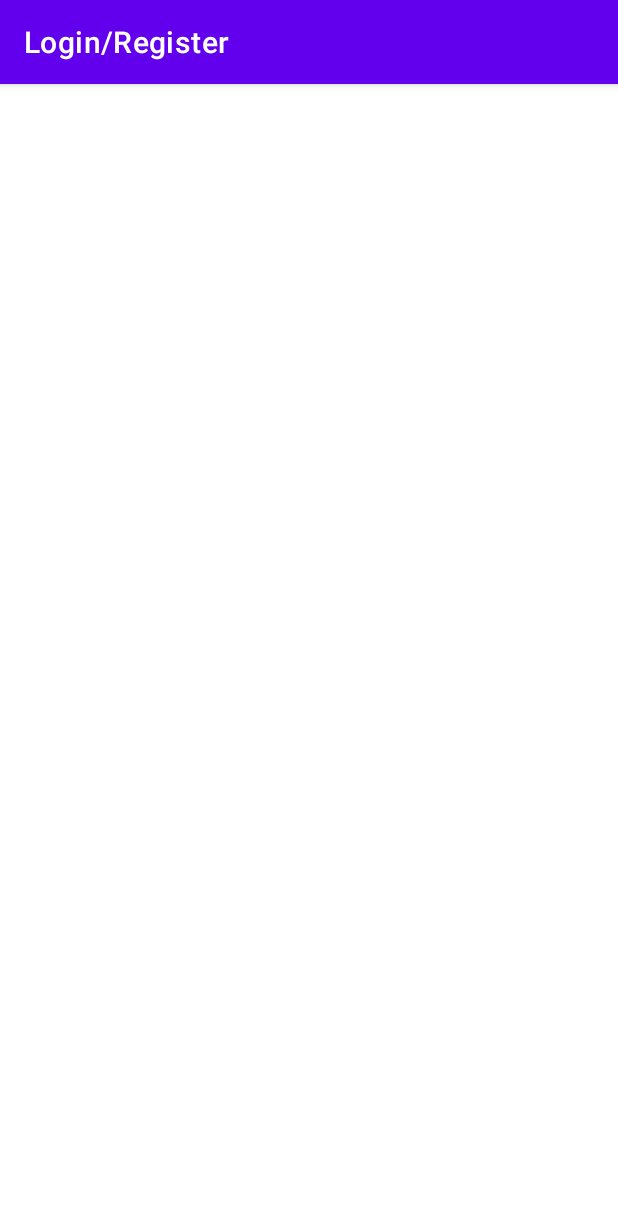
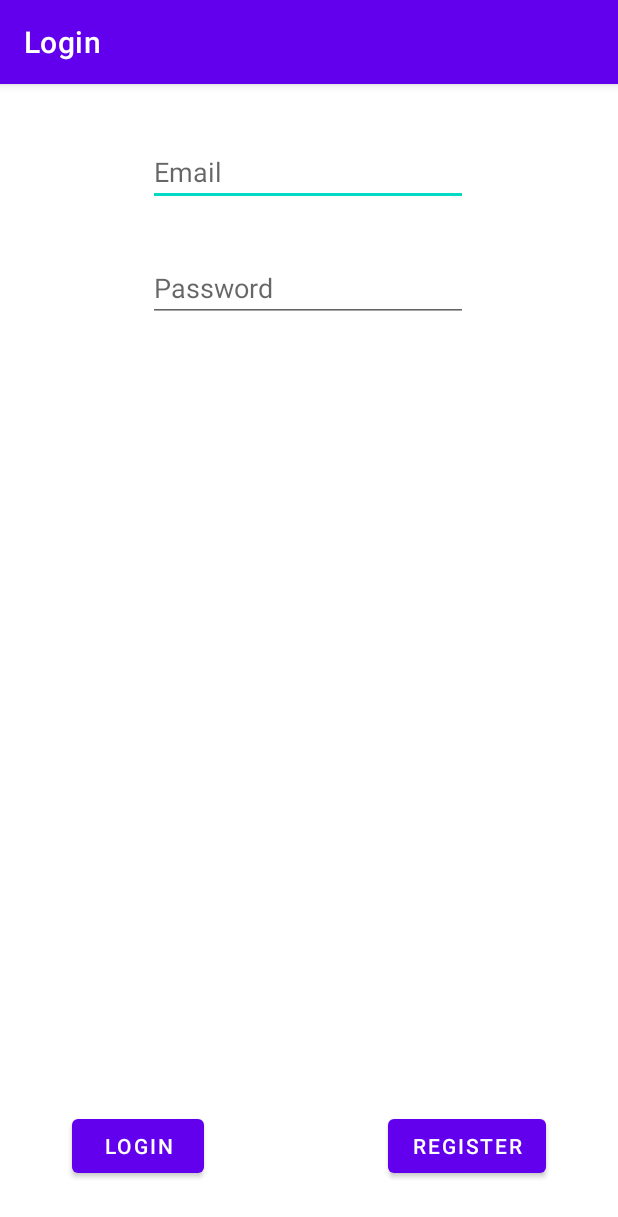
Before and after one commit to INFS3605-Proselyte-Consulting/ImpactioAndroidApp, an Android app: the screen it shows after launch (LoginActivity), on a phone screen of 412 x 824 dp. Shown: the top 1217 px of the screen. Run offline under Robolectric (Android 15) with nearby library versions, the phone set to English and light mode, and no system bars; our stand-ins replace Firebase (no records; nobody signed in at launch, a user with empty details on screens opened directly).

Commit message:
Modified Login Activity To Actually be modifiable. Register Activity Created to potentially accept forms to realtime database.

```diff
--- a/app/build.gradle
+++ b/app/build.gradle
@@ -26,6 +26,9 @@ android {
         sourceCompatibility JavaVersion.VERSION_1_8
         targetCompatibility JavaVersion.VERSION_1_8
     }
+    buildFeatures {
+        viewBinding true
+    }
 }
 
 dependencies {
@@ -40,6 +43,9 @@ dependencies {
     implementation 'com.google.firebase:firebase-database:20.0.1'
     //Bottom Navigation
     implementation 'com.google.android.material:material:1.0.0'
+    implementation 'androidx.annotation:annotation:1.2.0'
+    implementation 'androidx.lifecycle:lifecycle-livedata-ktx:2.3.1'
+    implementation 'androidx.lifecycle:lifecycle-viewmodel-ktx:2.3.1'
     testImplementation 'junit:junit:4.13.2'
     androidTestImplementation 'androidx.test.ext:junit:1.1.3'
     androidTestImplementation 'androidx.test.espresso:espresso-core:3.4.0'
--- a/app/src/main/java/com/example/impactioproselyteconsulting/LoginActivity.java
+++ b/app/src/main/java/com/example/impactioproselyteconsulting/LoginActivity.java
@@ -1,83 +1,95 @@
 package com.example.impactioproselyteconsulting;
-
-import androidx.activity.result.ActivityResultCallback;
-import androidx.activity.result.ActivityResultLauncher;
-import androidx.appcompat.app.AppCompatActivity;
 
 import android.content.Intent;
 import android.os.Bundle;
+import android.text.TextUtils;
 import android.util.Log;
+import android.view.View;
+import android.widget.Button;
+import android.widget.EditText;
+import android.widget.TextView;
+import android.widget.Toast;
 
-import com.firebase.ui.auth.AuthUI;
-import com.firebase.ui.auth.FirebaseAuthUIActivityResultContract;
-import com.firebase.ui.auth.IdpResponse;
-import com.firebase.ui.auth.data.model.FirebaseAuthUIAuthenticationResult;
+import androidx.annotation.NonNull;
+import androidx.annotation.Nullable;
+import androidx.appcompat.app.AppCompatActivity;
+
+import com.google.android.gms.tasks.OnCompleteListener;
+import com.google.android.gms.tasks.Task;
+import com.google.firebase.auth.AuthResult;
 import com.google.firebase.auth.FirebaseAuth;
-import com.google.firebase.auth.FirebaseUser;
-
-import java.util.Arrays;
-import java.util.List;
 
 public class LoginActivity extends AppCompatActivity {
+
+    private static final String TAG = "LoginActivity";
+    //initialise our connection to the firebase authentication
     private FirebaseAuth mAuth;
-    private FirebaseUser currentUser;
-    private final static String TAG = "LoginActivity";
+
+    public EditText mEmail,mPassword;
+
+
     @Override
-    protected void onCreate(Bundle savedInstanceState) {
+    protected void onCreate(@Nullable Bundle savedInstanceState) {
         super.onCreate(savedInstanceState);
-        setTitle("Login/Register");
-        //Initialise FirebaseAuth
+        setContentView(R.layout.activity_login);
+        setTitle("Login");
+
+        mEmail = findViewById(R.id.ptLoginEmail);
+        mPassword = findViewById(R.id.ptLoginPassword);
+
+        // Get handle to the button elements
+        Button btnLogin = findViewById(R.id.bLoginLogin);
+        Button btnRegister = findViewById(R.id.bLoginRegister);
+
+        // Launch Register Activity when Register button is clicked
+        btnRegister.setOnClickListener(new View.OnClickListener() {
+            @Override
+            public void onClick(View v) {
+                Log.d(TAG, "onClick: btnRegister clicked launch RegisterActivity");
+                launchRegisterActivity("Message from main activity");
+            }
+        });
+
+        //Fully instantiate the firestore authorization instance.
         mAuth = FirebaseAuth.getInstance();
-        //!!!! This next line literally forces the user to sign out everytime the app is launched
-        //This is because the cached data keeps the user signed in. Hamid can wipe his data but
-        //I can't on my computer so this is just for convenience sake.
-        FirebaseAuth.getInstance().signOut();
-        //Check if user has signed in
-        currentUser = mAuth.getCurrentUser();
-        if(currentUser == null){
-            //Choose Authentication Provider
-            List<AuthUI.IdpConfig> providers = Arrays.asList(
-                    new AuthUI.IdpConfig.EmailBuilder().build());
-            //Create and launch sign-in intent
-            Intent signInIntent = AuthUI.getInstance()
-                    .createSignInIntentBuilder()
-                    .setAvailableProviders(providers)
-                    .setIsSmartLockEnabled(false)
-                    .build();
-            //Launch the intent
-            signInLauncher.launch(signInIntent);
+
+        // Implement onClickListener for the login button
+        //On click listener checks if the fields are filled and then authenticates the user before letting them login
+        btnLogin.setOnClickListener(new View.OnClickListener() {
+            @Override
+            public void onClick(View view) {
+                String email = mEmail.getText().toString();
+                String password = mPassword.getText().toString();
+
+                // Check-if-empty conditional statement.
+                if(!TextUtils.isEmpty(email)&&!TextUtils.isEmpty(password)){
+                    mAuth.signInWithEmailAndPassword(email,password).addOnCompleteListener(new OnCompleteListener<AuthResult>() {
+                        @Override
+                        public void onComplete(@NonNull Task<AuthResult> task) {
+                            // This will either send them to the topic activity screen OR it will display an error on console. This is also the case for any Toasts below.
+                            if(task.isSuccessful()){
+                                Log.d(TAG, "Login button is clicked, launch Topic Activity.");
+                                startActivity(new Intent(LoginActivity.this,MainActivity.class));
+                                finish();
                             } else {
-            //Launch MainActivity
-            launchMainActivity();
+                                Toast.makeText(LoginActivity.this, "ERROR! Your details are invalid! Please try again. ", Toast.LENGTH_SHORT).show();
                             }
                         }
-
-    private final ActivityResultLauncher<Intent> signInLauncher = registerForActivityResult(
-            new FirebaseAuthUIActivityResultContract(),
-            new ActivityResultCallback<FirebaseAuthUIAuthenticationResult>() {
-                @Override
-                public void onActivityResult(FirebaseAuthUIAuthenticationResult result) {
-                    onSignInResult(result);
+                    });
+                } else {
+                    Toast.makeText(LoginActivity.this,"You must enter the correct login details!",Toast.LENGTH_SHORT).show();
                 }
             }
-    );
+        });
 
-    private void onSignInResult(FirebaseAuthUIAuthenticationResult result) {
-        IdpResponse response = result.getIdpResponse();
-        if (result.getResultCode() == RESULT_OK) {
-            // Successfully signed in
-            FirebaseUser currentUser = FirebaseAuth.getInstance().getCurrentUser();
-            launchMainActivity();
-        } else {
-            // Sign in failed. If response is null the user canceled the
-            // sign-in flow using the back button. Otherwise check
-            // response.getError().getErrorCode() and handle the error.
-            Log.d(TAG, "Authentication failed!");
-        }
     }
 
-    private void launchMainActivity(){
-        Intent intent = new Intent(LoginActivity.this,MainActivity.class);
+    private void launchRegisterActivity(String message) {
+        // Explicit intent
+        Intent intent = new Intent(LoginActivity.this, RegisterActivity.class);
+        intent.putExtra(RegisterActivity.INTENT_MESSAGE, message);
+        // Start the intent
         startActivity(intent);
     }
+
 }
--- /dev/null
+++ b/app/src/main/res/layout/activity_login.xml
@@ -0,0 +1,51 @@
+<?xml version="1.0" encoding="utf-8"?>
+<androidx.constraintlayout.widget.ConstraintLayout xmlns:android="http://schemas.android.com/apk/res/android"
+    xmlns:app="http://schemas.android.com/apk/res-auto"
+    xmlns:tools="http://schemas.android.com/tools"
+    android:layout_width="match_parent"
+    android:layout_height="match_parent">
+
+    <EditText
+        android:id="@+id/ptLoginEmail"
+        android:layout_width="wrap_content"
+        android:layout_height="wrap_content"
+        android:layout_marginTop="36dp"
+        android:ems="10"
+        android:hint="Email"
+        android:inputType="textEmailAddress"
+        app:layout_constraintEnd_toEndOf="parent"
+        app:layout_constraintHorizontal_bias="0.497"
+        app:layout_constraintStart_toStartOf="parent"
+        app:layout_constraintTop_toTopOf="parent" />
+
+    <EditText
+        android:id="@+id/ptLoginPassword"
+        android:layout_width="wrap_content"
+        android:layout_height="wrap_content"
+        android:layout_marginTop="32dp"
+        android:ems="10"
+        android:hint="Password"
+        android:inputType="textPassword"
+        app:layout_constraintStart_toStartOf="@+id/ptLoginEmail"
+        app:layout_constraintTop_toBottomOf="@+id/ptLoginEmail" />
+
+    <Button
+        android:id="@+id/bLoginLogin"
+        android:layout_width="wrap_content"
+        android:layout_height="wrap_content"
+        android:layout_marginStart="48dp"
+        android:layout_marginBottom="36dp"
+        android:text="Login"
+        app:layout_constraintBottom_toBottomOf="parent"
+        app:layout_constraintStart_toStartOf="parent" />
+
+    <Button
+        android:id="@+id/bLoginRegister"
+        android:layout_width="wrap_content"
+        android:layout_height="wrap_content"
+        android:layout_marginEnd="48dp"
+        android:layout_marginBottom="36dp"
+        android:text="Register"
+        app:layout_constraintBottom_toBottomOf="parent"
+        app:layout_constraintEnd_toEndOf="parent" />
+</androidx.constraintlayout.widget.ConstraintLayout>
--- /dev/null
+++ b/app/src/main/res/values-land/dimens.xml
@@ -0,0 +1,3 @@
+<resources>
+    <dimen name="activity_horizontal_margin">48dp</dimen>
+</resources>
--- /dev/null
+++ b/app/src/main/res/values-w1240dp/dimens.xml
@@ -0,0 +1,3 @@
+<resources>
+    <dimen name="activity_horizontal_margin">200dp</dimen>
+</resources>
--- /dev/null
+++ b/app/src/main/res/values-w600dp/dimens.xml
@@ -0,0 +1,3 @@
+<resources>
+    <dimen name="activity_horizontal_margin">48dp</dimen>
+</resources>
--- /dev/null
+++ b/app/src/main/res/values/dimens.xml
@@ -0,0 +1,5 @@
+<resources>
+    <!-- Default screen margins, per the Android Design guidelines. -->
+    <dimen name="activity_horizontal_margin">16dp</dimen>
+    <dimen name="activity_vertical_margin">16dp</dimen>
+</resources>
```
Also changed, not shown: app/src/main/AndroidManifest.xml (+6 -9 lines), app/src/main/java/com/example/impactioproselyteconsulting/ProfileActivity.java (+12 -0 lines), app/src/main/java/com/example/impactioproselyteconsulting/RegisterActivity.java (added, +68 -0 lines), app/src/main/res/layout/activity_register.xml (added, +55 -0 lines), app/src/main/res/values/strings.xml (+9 -0 lines). Lines whose indentation alone changed are shown as unchanged.
